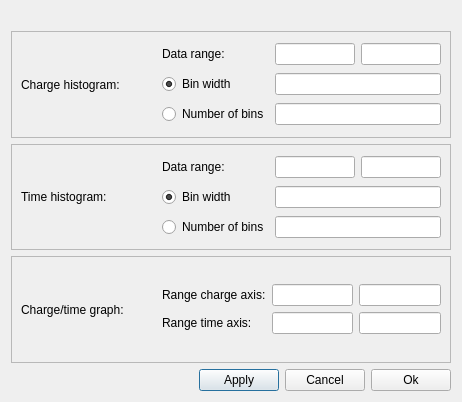
This is Histograms_v3/setupchannelwindow.ui in OK2100/Histograms_v3 as Qt 5 draws it before an edit. The edited form follows.
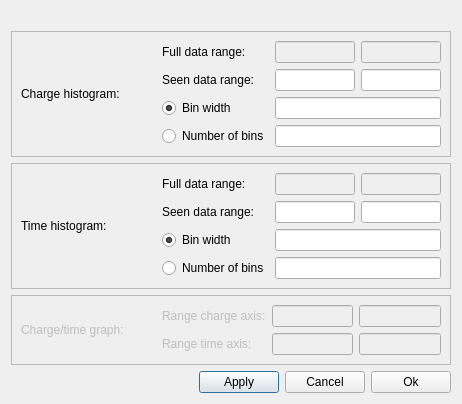
This is the edited form.

What changed in the file:
```diff
--- a/Histograms_v3/setupchannelwindow.ui
+++ b/Histograms_v3/setupchannelwindow.ui
@@ -68,34 +68,10 @@
           </item>
           <item>
            <layout class="QGridLayout" name="gridLayout_8">
-            <item row="1" column="0">
-             <widget class="QRadioButton" name="rb_binW_charge">
-              <property name="enabled">
-               <bool>true</bool>
-              </property>
-              <property name="text">
-               <string>Bin width</string>
-              </property>
-              <property name="checked">
-               <bool>true</bool>
-              </property>
-             </widget>
+            <item row="3" column="1" colspan="2">
+             <widget class="QLineEdit" name="le_nBins_charge"/>
             </item>
-            <item row="2" column="0">
-             <widget class="QRadioButton" name="rb_nBins_charge">
-              <property name="text">
-               <string>Number of bins</string>
-              </property>
-             </widget>
-            </item>
-            <item row="0" column="0">
-             <widget class="QLabel" name="label_5">
-              <property name="text">
-               <string>Data range:</string>
-              </property>
-             </widget>
-            </item>
-            <item row="0" column="1">
+            <item row="1" column="1">
              <widget class="QLineEdit" name="le_chargeRange_left">
               <property name="text">
                <string/>
@@ -104,11 +80,66 @@
                <bool>true</bool>
               </property>
               <property name="readOnly">
+               <bool>false</bool>
+              </property>
+             </widget>
+            </item>
+            <item row="0" column="1">
+             <widget class="QLineEdit" name="le_full_chargeRange_left">
+              <property name="enabled">
+               <bool>false</bool>
+              </property>
+              <property name="text">
+               <string/>
+              </property>
+              <property name="dragEnabled">
+               <bool>false</bool>
+              </property>
+              <property name="readOnly">
                <bool>true</bool>
               </property>
              </widget>
             </item>
+            <item row="0" column="0">
+             <widget class="QLabel" name="label_6">
+              <property name="text">
+               <string>Full data range:</string>
+              </property>
+             </widget>
+            </item>
+            <item row="3" column="0">
+             <widget class="QRadioButton" name="rb_nBins_charge">
+              <property name="text">
+               <string>Number of bins</string>
+              </property>
+             </widget>
+            </item>
             <item row="0" column="2">
+             <widget class="QLineEdit" name="le_full_chargeRange_right">
+              <property name="enabled">
+               <bool>false</bool>
+              </property>
+              <property name="mouseTracking">
+               <bool>true</bool>
+              </property>
+              <property name="text">
+               <string/>
+              </property>
+              <property name="echoMode">
+               <enum>QLineEdit::Normal</enum>
+              </property>
+              <property name="dragEnabled">
+               <bool>false</bool>
+              </property>
+              <property name="readOnly">
+               <bool>true</bool>
+              </property>
+              <property name="placeholderText">
+               <string/>
+              </property>
+             </widget>
+            </item>
+            <item row="1" column="2">
              <widget class="QLineEdit" name="le_chargeRange_right">
               <property name="mouseTracking">
                <bool>true</bool>
@@ -120,18 +151,35 @@
                <enum>QLineEdit::Normal</enum>
               </property>
               <property name="readOnly">
-               <bool>true</bool>
+               <bool>false</bool>
               </property>
               <property name="placeholderText">
                <string/>
               </property>
              </widget>
             </item>
-            <item row="1" column="1" colspan="2">
+            <item row="2" column="1" colspan="2">
              <widget class="QLineEdit" name="le_binWidth_charge"/>
             </item>
-            <item row="2" column="1" colspan="2">
-             <widget class="QLineEdit" name="le_nBins_charge"/>
+            <item row="2" column="0">
+             <widget class="QRadioButton" name="rb_binW_charge">
+              <property name="enabled">
+               <bool>true</bool>
+              </property>
+              <property name="text">
+               <string>Bin width</string>
+              </property>
+              <property name="checked">
+               <bool>true</bool>
+              </property>
+             </widget>
+            </item>
+            <item row="1" column="0">
+             <widget class="QLabel" name="label_5">
+              <property name="text">
+               <string>Seen data range:</string>
+              </property>
+             </widget>
             </item>
            </layout>
           </item>
@@ -178,7 +226,17 @@
           </item>
           <item>
            <layout class="QGridLayout" name="gridLayout_5">
-            <item row="1" column="0">
+            <item row="3" column="0">
+             <widget class="QRadioButton" name="rb_nBins_time">
+              <property name="text">
+               <string>Number of bins</string>
+              </property>
+             </widget>
+            </item>
+            <item row="3" column="1" colspan="2">
+             <widget class="QLineEdit" name="le_nBins_time"/>
+            </item>
+            <item row="2" column="0">
              <widget class="QRadioButton" name="rb_binW_time">
               <property name="text">
                <string>Bin width</string>
@@ -188,37 +246,24 @@
               </property>
              </widget>
             </item>
-            <item row="1" column="1" colspan="2">
-             <widget class="QLineEdit" name="le_binWidth_time"/>
-            </item>
-            <item row="0" column="0">
+            <item row="1" column="0">
              <widget class="QLabel" name="label_4">
               <property name="text">
-               <string>Data range:</string>
+               <string>Seen data range:</string>
               </property>
              </widget>
             </item>
-            <item row="2" column="0">
-             <widget class="QRadioButton" name="rb_nBins_time">
-              <property name="text">
-               <string>Number of bins</string>
-              </property>
-             </widget>
-            </item>
-            <item row="0" column="1">
+            <item row="1" column="1">
              <widget class="QLineEdit" name="le_timeRange_left">
               <property name="text">
                <string/>
               </property>
               <property name="readOnly">
-               <bool>true</bool>
+               <bool>false</bool>
               </property>
              </widget>
             </item>
-            <item row="2" column="1" colspan="2">
-             <widget class="QLineEdit" name="le_nBins_time"/>
-            </item>
-            <item row="0" column="2">
+            <item row="1" column="2">
              <widget class="QLineEdit" name="le_timeRange_right">
               <property name="text">
                <string/>
@@ -227,6 +272,45 @@
                <bool>false</bool>
               </property>
               <property name="readOnly">
+               <bool>false</bool>
+              </property>
+             </widget>
+            </item>
+            <item row="2" column="1" colspan="2">
+             <widget class="QLineEdit" name="le_binWidth_time"/>
+            </item>
+            <item row="0" column="0">
+             <widget class="QLabel" name="label_7">
+              <property name="text">
+               <string>Full data range:</string>
+              </property>
+             </widget>
+            </item>
+            <item row="0" column="1">
+             <widget class="QLineEdit" name="le_full_timeRange_left">
+              <property name="enabled">
+               <bool>false</bool>
+              </property>
+              <property name="text">
+               <string/>
+              </property>
+              <property name="readOnly">
+               <bool>true</bool>
+              </property>
+             </widget>
+            </item>
+            <item row="0" column="2">
+             <widget class="QLineEdit" name="le_full_timeRange_right">
+              <property name="enabled">
+               <bool>false</bool>
+              </property>
+              <property name="text">
+               <string/>
+              </property>
+              <property name="dragEnabled">
+               <bool>false</bool>
+              </property>
+              <property name="readOnly">
                <bool>true</bool>
               </property>
              </widget>
@@ -240,6 +324,9 @@
      </item>
      <item>
       <widget class="QFrame" name="frame">
+       <property name="enabled">
+        <bool>false</bool>
+       </property>
        <property name="frameShape">
         <enum>QFrame::StyledPanel</enum>
        </property>
```
